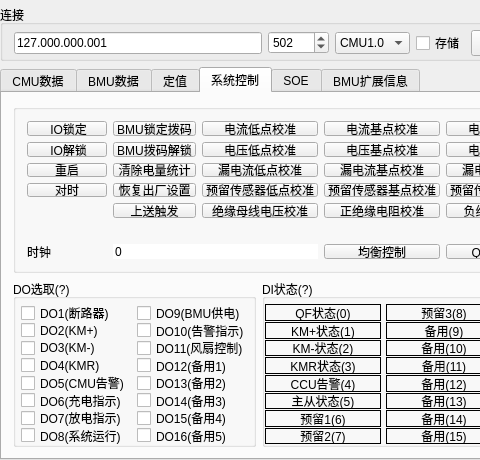
Above: widget.ui from Shogpe/bmsTool before the change; both pictures show x 0 to 480 and y 0 to 460 of the 912 by 460 pixel window. Below: the same form after it.
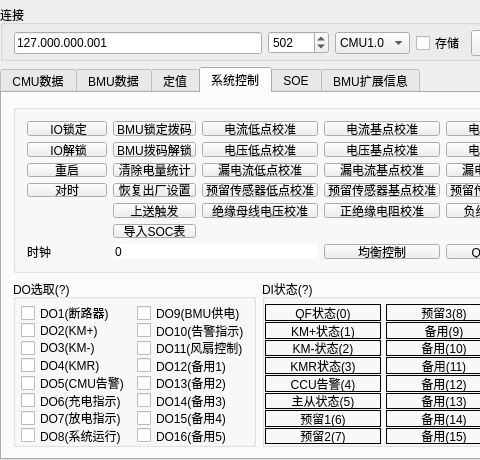
That is the form after the change. The open tabs and pages were chosen to show the change. Custom widgets are drawn as their Qt base class.

Commit message: feat:新增表格导入SOC-V表

Patch:
```diff
--- a/widget.ui
+++ b/widget.ui
@@ -7628,6 +7628,19 @@
             </property>
            </widget>
           </item>
+          <item row="6" column="1">
+           <widget class="QPushButton" name="btnImportSOC">
+            <property name="sizePolicy">
+             <sizepolicy hsizetype="Preferred" vsizetype="Fixed">
+              <horstretch>0</horstretch>
+              <verstretch>0</verstretch>
+             </sizepolicy>
+            </property>
+            <property name="text">
+             <string>导入SOC表</string>
+            </property>
+           </widget>
+          </item>
          </layout>
         </widget>
        </item>
```
Left out of the diff: 5 changed lines with no effect on the pictures. The commit also changes 108 other files.
